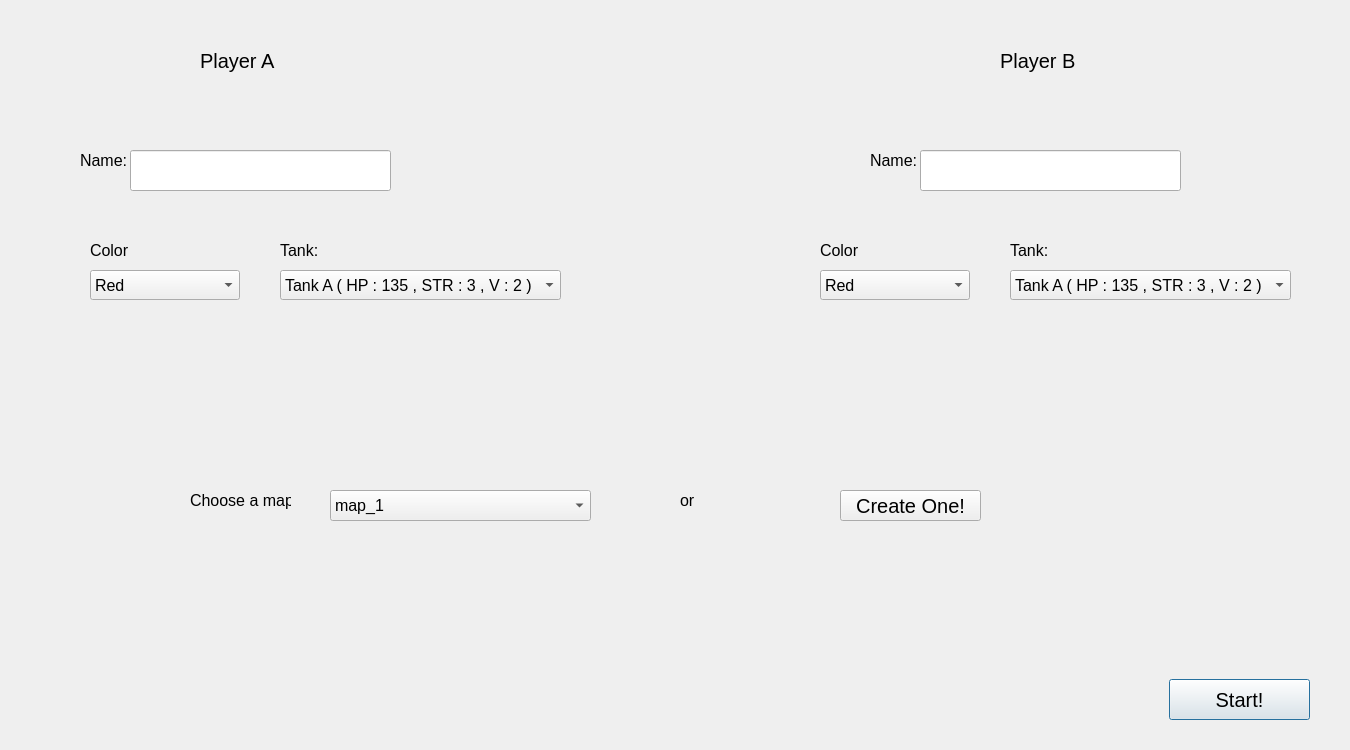
Before: the Qt Designer form Dialog.ui in ABGH004/Tanks, drawn with Qt 5.
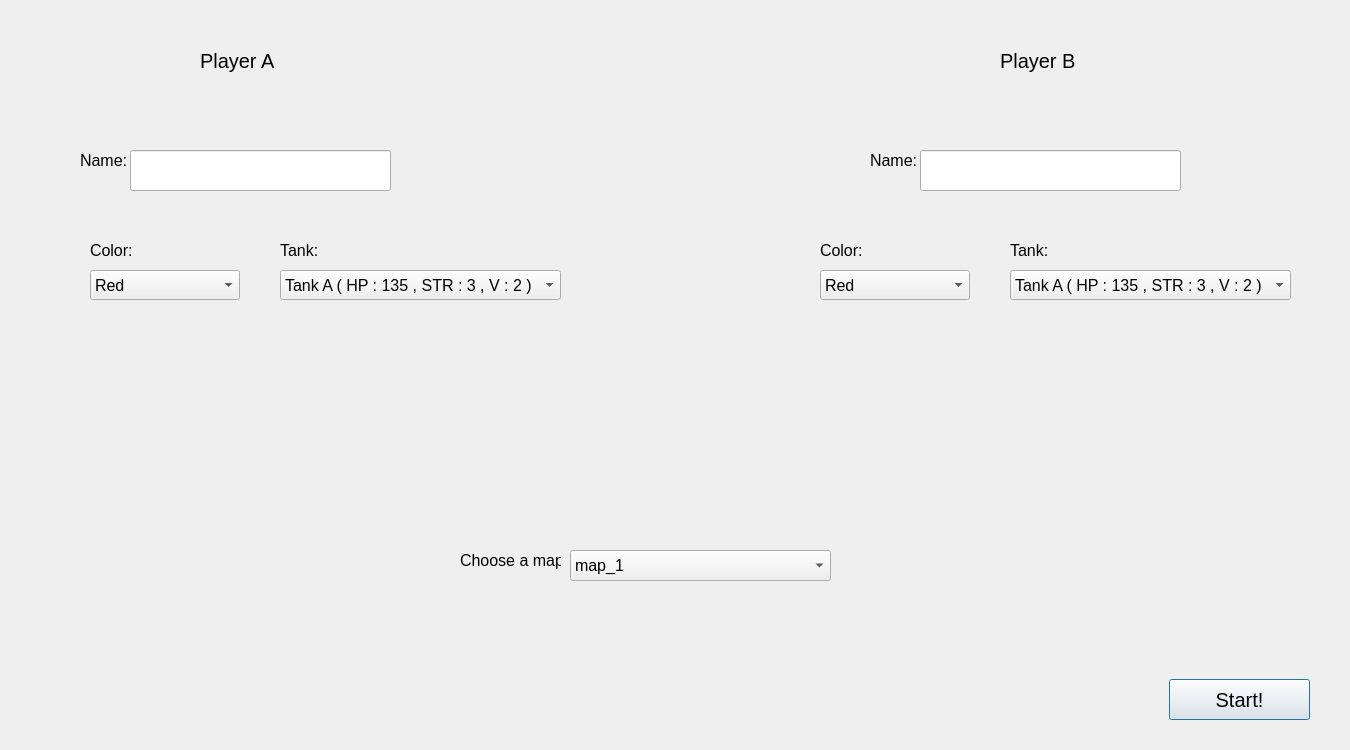
After: the same form once the commit is applied.

Patch:
```diff
--- a/Dialog.ui
+++ b/Dialog.ui
@@ -169,7 +169,7 @@
     </font>
    </property>
    <property name="text">
-    <string>Color</string>
+    <string>Color:</string>
    </property>
   </widget>
   <widget class="QLabel" name="label_4">
@@ -223,7 +223,7 @@
     </font>
    </property>
    <property name="text">
-    <string>Color</string>
+    <string>Color:</string>
    </property>
   </widget>
   <widget class="QLabel" name="label_7">
@@ -355,8 +355,8 @@
   <widget class="QComboBox" name="comboBox_3">
    <property name="geometry">
     <rect>
-     <x>330</x>
-     <y>490</y>
+     <x>570</x>
+     <y>550</y>
      <width>261</width>
      <height>31</height>
     </rect>
@@ -390,8 +390,8 @@
   <widget class="QLabel" name="label_9">
    <property name="geometry">
     <rect>
-     <x>190</x>
-     <y>480</y>
+     <x>460</x>
+     <y>540</y>
      <width>101</width>
      <height>41</height>
     </rect>
@@ -405,37 +405,6 @@
     <string>Choose a map:</string>
    </property>
   </widget>
-  <widget class="QLabel" name="label_10">
-   <property name="geometry">
-    <rect>
-     <x>680</x>
-     <y>480</y>
-     <width>31</width>
-     <height>41</height>
-    </rect>
-   </property>
-   <property name="font">
-    <font>
-     <pointsize>12</pointsize>
-    </font>
-   </property>
-   <property name="text">
-    <string>or</string>
-   </property>
-  </widget>
-  <widget class="QPushButton" name="pushButton_2">
-   <property name="geometry">
-    <rect>
-     <x>840</x>
-     <y>490</y>
-     <width>141</width>
-     <height>31</height>
-    </rect>
-   </property>
-   <property name="text">
-    <string>Create One!</string>
-   </property>
-  </widget>
  </widget>
  <resources/>
  <connections/>
```
